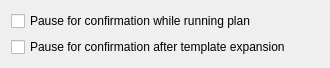
multiscript/multiscript, file multiscript/ui/plan_config_general_panel.ui: the form before one commit.
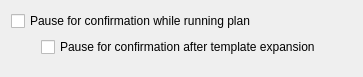
The form after the commit.

The edit to the form file:
```diff
--- a/multiscript/ui/plan_config_general_panel.ui
+++ b/multiscript/ui/plan_config_general_panel.ui
@@ -6,8 +6,8 @@
    <rect>
     <x>0</x>
     <y>0</y>
-    <width>330</width>
-    <height>68</height>
+    <width>363</width>
+    <height>77</height>
    </rect>
   </property>
   <property name="windowTitle">
@@ -22,11 +22,18 @@
     </widget>
    </item>
    <item>
+    <layout class="QHBoxLayout" name="horizontalLayout">
+     <property name="leftMargin">
+      <number>30</number>
+     </property>
+     <item>
     <widget class="QCheckBox" name="confirmAfterTemplateExpansionCheckBox">
      <property name="text">
       <string>Pause for confirmation after template expansion</string>
      </property>
     </widget>
+     </item>
+    </layout>
    </item>
    <item>
     <spacer name="verticalSpacer">
```
Lines whose indentation alone changed are shown as unchanged.
